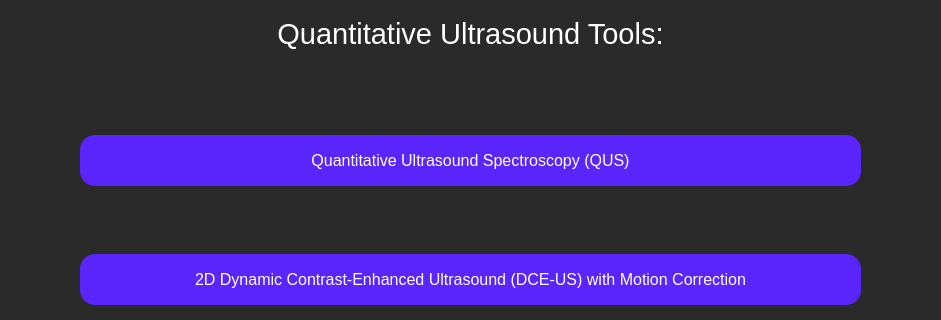
The window that welcome.ui (azifan/Qultra) describes before a commit, drawn with Qt 5; both pictures show x 117 to 1058 and y 157 to 477 of the 1175 by 749 pixel window.
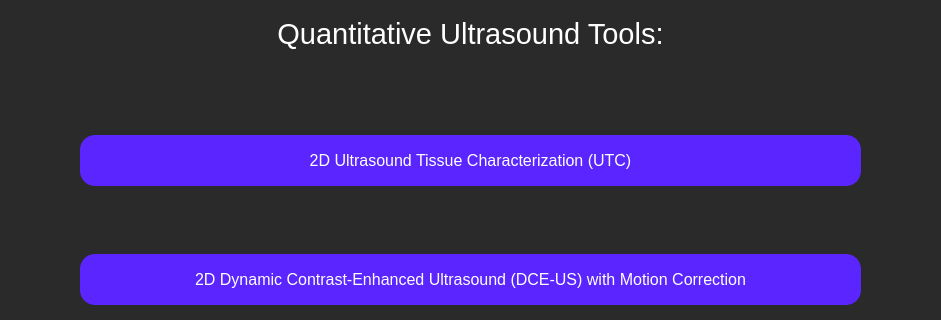
The same window after the commit.

Diff of the .ui file:
```diff
--- a/welcome.ui
+++ b/welcome.ui
@@ -104,7 +104,7 @@
 }</string>
       </property>
       <property name="text">
-       <string>Quantitative Ultrasound Spectroscopy (QUS)</string>
+       <string>2D Ultrasound Tissue Characterization (UTC)</string>
       </property>
      </widget>
     </item>
```
Left out of the diff: 10 changed lines with no effect on the pictures.
